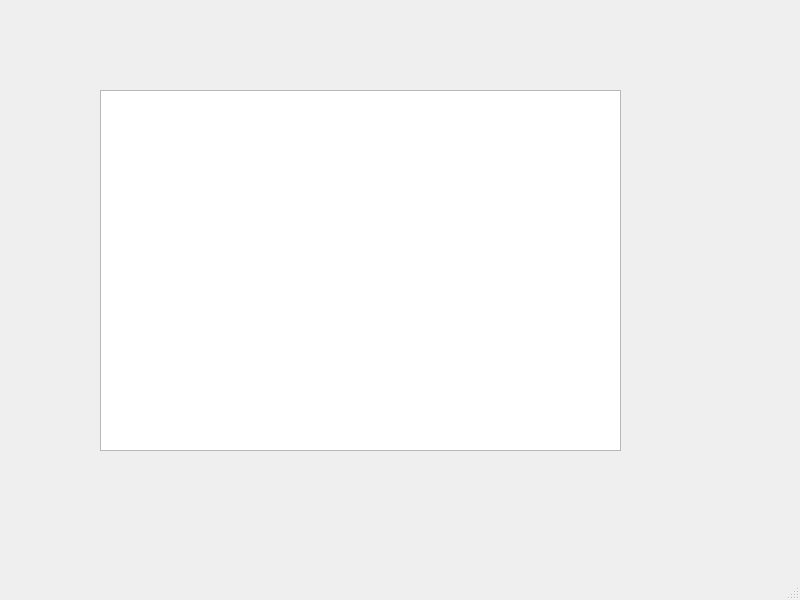
Old version of the form UI/mainwindow.ui in the repository McHoundi/IslandGame.
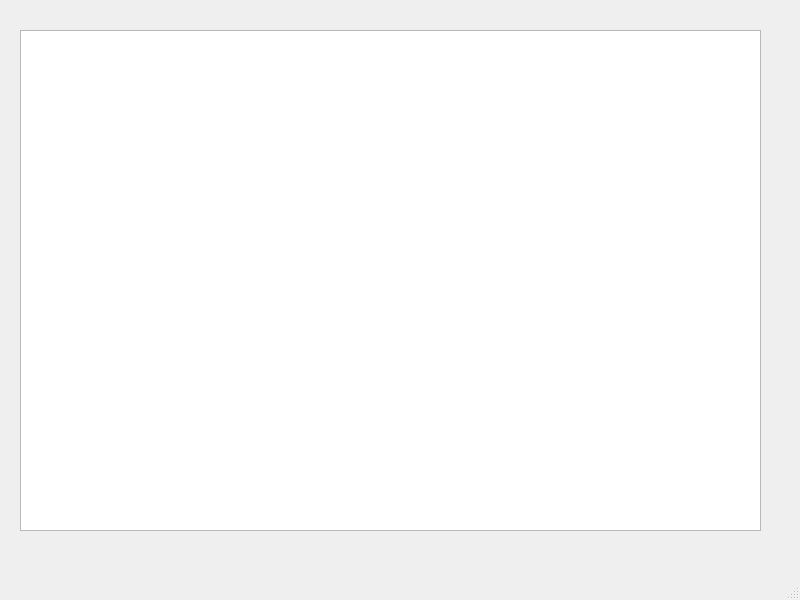
New version of the form.

Commit message: Hexagon kartta jotenkin piirretty.

Diff of the .ui file:
```diff
--- a/UI/mainwindow.ui
+++ b/UI/mainwindow.ui
@@ -17,10 +17,10 @@
    <widget class="QGraphicsView" name="graphicsView">
     <property name="geometry">
      <rect>
-      <x>100</x>
-      <y>90</y>
-      <width>521</width>
-      <height>361</height>
+      <x>20</x>
+      <y>30</y>
+      <width>741</width>
+      <height>501</height>
      </rect>
     </property>
    </widget>
```
The commit also changes 1 other file.
